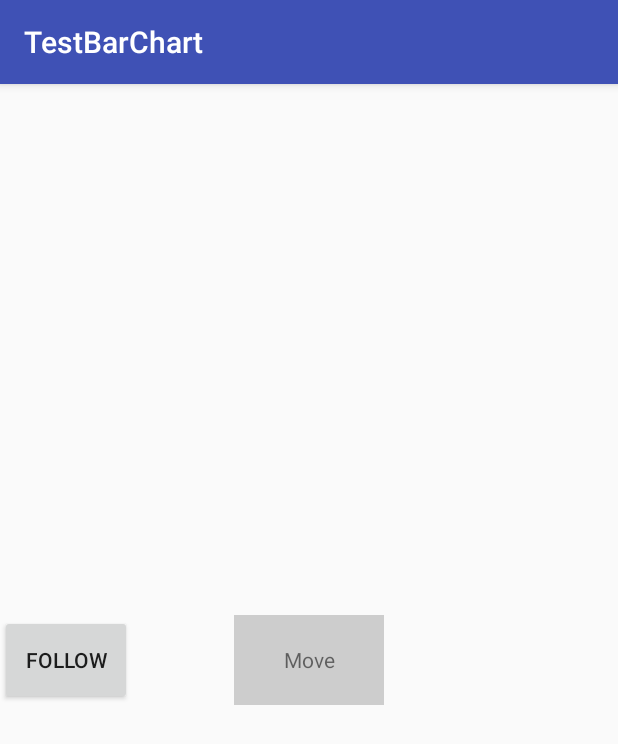
After one commit to HuangJianHong/TestBarChart, an Android app: the Main0Activity screen opened directly, with no data from a screen before it, on a phone screen of 412 x 824 dp. The commit adds this screen. Shown: the top 744 px of the screen. Run offline under Robolectric (Android 15) with nearby library versions, the phone set to English and light mode, and no system bars.

Commit message:
[需求] behavior简单使用，根据手势Y轴滚动

```diff
--- a/Coordinator/src/main/AndroidManifest.xml
+++ b/Coordinator/src/main/AndroidManifest.xml
@@ -13,6 +13,11 @@
             android:name=".ScrollingActivity"
             android:label="@string/title_activity_scrolling"
             android:theme="@style/AppTheme.NoActionBar" />
+        <activity
+            android:name=".GuideActivity"
+            android:label="@string/title_activity_guide"
+            android:theme="@style/AppTheme.NoActionBar" />
+        <activity android:name="test.js.www.coordinator.do_.do0.Main0Activity"></activity>
     </application>
 
 </manifest>
--- /dev/null
+++ b/Coordinator/src/main/java/test/js/www/coordinator/do_/do0/Main0Activity.java
@@ -0,0 +1,18 @@
+package test.js.www.coordinator.do_.do0;
+
+import android.os.Bundle;
+import android.support.v7.app.AppCompatActivity;
+
+import test.js.www.coordinator.R;
+
+public class Main0Activity extends AppCompatActivity {
+
+    @Override
+    protected void onCreate(Bundle savedInstanceState) {
+        super.onCreate(savedInstanceState);
+        setContentView(R.layout.activity_main0);
+
+
+
+    }
+}
--- /dev/null
+++ b/Coordinator/src/main/java/test/js/www/coordinator/do_/utils/behavior/BehaviorY.java
@@ -0,0 +1,48 @@
+package test.js.www.coordinator.do_.utils.behavior;
+
+import android.content.Context;
+import android.support.design.widget.CoordinatorLayout;
+import android.util.AttributeSet;
+import android.view.View;
+import android.widget.Button;
+
+import test.js.www.coordinator.do_.utils.DodoMoveView;
+
+/**
+ * Created by  Hjh on 2018/1/3.
+ * desc： 在Y轴方向上，跟谁移动的Behavior
+ */
+
+public class BehaviorY extends CoordinatorLayout.Behavior<Button> {
+
+    public BehaviorY() {
+    }
+
+    public BehaviorY(Context context, AttributeSet attrs) {
+        super(context, attrs);
+    }
+
+
+    @Override
+    public boolean layoutDependsOn(CoordinatorLayout parent, Button child, View dependency) {
+        //如果dependency 是 DodoMoveView类型， 就依赖
+        return dependency instanceof DodoMoveView;
+    }
+
+    @Override
+    //每次dependency位置发生变化，都会执行onDependentViewChanged方法
+    public boolean onDependentViewChanged(CoordinatorLayout parent, Button child, View dependency) {
+        int x = 0;
+        //根据dependency的位置，设置Button的位置
+        int y = (int) dependency.getY();
+        setPosition(child, x, y);
+        return true;
+    }
+
+    private void setPosition(Button child, int x, int y) {
+        CoordinatorLayout.MarginLayoutParams layoutParams = (CoordinatorLayout.MarginLayoutParams) child.getLayoutParams();
+        layoutParams.leftMargin = x;
+        layoutParams.topMargin = y;
+        child.setLayoutParams(layoutParams);
+    }
+}
--- /dev/null
+++ b/Coordinator/src/main/res/layout/activity_main0.xml
@@ -0,0 +1,24 @@
+<?xml version="1.0" encoding="utf-8"?>
+<android.support.design.widget.CoordinatorLayout xmlns:android="http://schemas.android.com/apk/res/android"
+    android:layout_width="match_parent"
+    android:layout_height="match_parent"
+    xmlns:app="http://schemas.android.com/apk/res-auto">
+
+    <Button
+        android:layout_width="wrap_content"
+        android:layout_height="60dp"
+        android:text="follow"
+        app:layout_behavior="test.js.www.coordinator.do_.utils.behavior.BehaviorY"
+        />
+
+
+    <test.js.www.coordinator.do_.utils.DodoMoveView
+        android:layout_width="100dp"
+        android:layout_height="60dp"
+        android:layout_gravity="center"
+        android:background="#cdcdcd"
+        android:gravity="center"
+        android:text="Move" />
+
+
+</android.support.design.widget.CoordinatorLayout>
--- a/Coordinator/src/main/res/layout/content_scrolling.xml
+++ b/Coordinator/src/main/res/layout/content_scrolling.xml
@@ -9,6 +9,7 @@
     tools:showIn="@layout/activity_scrolling">
 
     <TextView
+        android:id="@+id/tv"
         android:layout_width="wrap_content"
         android:layout_height="wrap_content"
         android:layout_margin="@dimen/text_margin"
--- a/Coordinator/src/main/res/values/strings.xml
+++ b/Coordinator/src/main/res/values/strings.xml
@@ -91,4 +91,5 @@
         "when a user tries to pick up one of cards.\n\n"
     </string>
     <string name="action_settings">Settings</string>
+    <string name="title_activity_guide">GuideActivity</string>
 </resources>
```
Also changed, not shown: Coordinator/src/main/java/test/js/www/coordinator/GuideActivity.java (added, +21 -0 lines), Coordinator/src/main/java/test/js/www/coordinator/ScrollingActivity.java (+13 -2 lines), Coordinator/src/main/java/test/js/www/coordinator/do_/utils/DodoMoveView.java (added, +67 -0 lines), Coordinator/src/main/res/layout/activity_guide.xml (added, +16 -0 lines).
